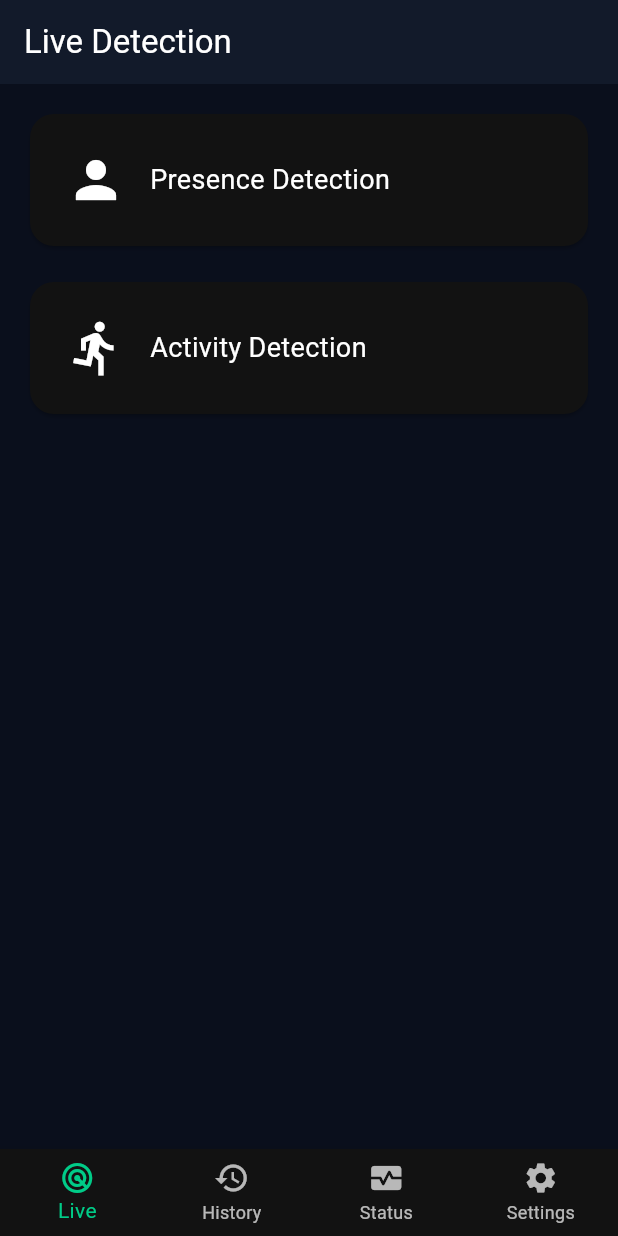
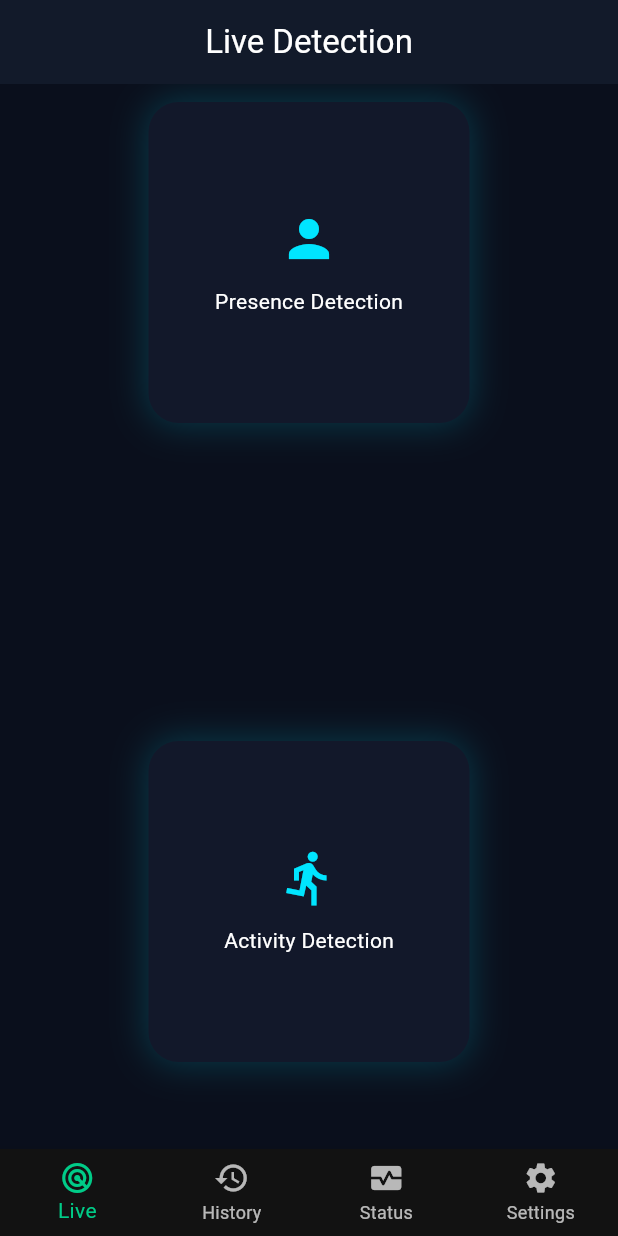
Before and after one commit to xeyynon/CSI-Sense, a Flutter app: the screen it shows after launch, on a phone screen of 412 x 824 dp. Run offline on Flutter 3.47's test engine with Material 3 defaults, Android fonts, the phone set to English and light mode, and no system bars; our stand-ins replace hive, hive_flutter; accounts and stored records are empty.

Commit message:
Updated Home Live Screen

```diff
--- a/lib/core/features/home/live_detection/screen/live_home_screen.dart
+++ b/lib/core/features/home/live_detection/screen/live_home_screen.dart
@@ -1,5 +1,7 @@
 import 'package:flutter/material.dart';
 
+import '../../widgets/grid_menu.dart';
+import '../../widgets/grid_menu_item.dart';
 import 'presence_detection_screen.dart';
 import 'activity_detection_screen.dart';
 
@@ -8,57 +10,32 @@ class LiveHomeScreen extends StatelessWidget {
 
   @override
   Widget build(BuildContext context) {
-    return Scaffold(
-      appBar: AppBar(title: const Text("Live Detection")),
-
-      body: Padding(
-        padding: const EdgeInsets.all(16),
-        child: Column(
-          children: [
-            _buildCard(
-              context,
+    final items = [
+      GridMenuItem(
         title: "Presence Detection",
         icon: Icons.person,
-              screen: const PresenceDetectionScreen(),
+        onTap: () {
+          Navigator.push(
+            context,
+            MaterialPageRoute(builder: (_) => const PresenceDetectionScreen()),
+          );
+        },
       ),
-
-            const SizedBox(height: 16),
-
-            _buildCard(
-              context,
+      GridMenuItem(
         title: "Activity Detection",
         icon: Icons.directions_run,
-              screen: const ActivityDetectionScreen(),
+        onTap: () {
+          Navigator.push(
+            context,
+            MaterialPageRoute(builder: (_) => const ActivityDetectionScreen()),
+          );
+        },
       ),
-          ],
-        ),
-      ),
-    );
-  }
+    ];
 
-  Widget _buildCard(
-    BuildContext context, {
-    required String title,
-    required IconData icon,
-    required Widget screen,
-  }) {
-    return GestureDetector(
-      onTap: () {
-        Navigator.push(context, MaterialPageRoute(builder: (_) => screen));
-      },
-      child: Card(
-        shape: RoundedRectangleBorder(borderRadius: BorderRadius.circular(16)),
-        child: Padding(
-          padding: const EdgeInsets.all(24),
-          child: Row(
-            children: [
-              Icon(icon, size: 40),
-              const SizedBox(width: 16),
-              Text(title, style: const TextStyle(fontSize: 18)),
-            ],
-          ),
-        ),
-      ),
+    return Scaffold(
+      appBar: AppBar(title: const Text("Live Detection"), centerTitle: true),
+      body: GridMenu(items: items), // ✅ reused grid
     );
   }
 }
--- a/lib/core/features/home/widgets/grid_menu.dart
+++ b/lib/core/features/home/widgets/grid_menu.dart
@@ -9,13 +9,16 @@ class GridMenu extends StatelessWidget {
 
   @override
   Widget build(BuildContext context) {
-    return GridView.builder(
-      padding: const EdgeInsets.all(16),
+    return Center(
+      child: SizedBox(
+        width: 250,
+        child: GridView.builder(
+          padding: const EdgeInsets.all(18),
           itemCount: items.length,
           gridDelegate: const SliverGridDelegateWithFixedCrossAxisCount(
-        crossAxisCount: 2,
-        mainAxisSpacing: 16,
-        crossAxisSpacing: 16,
+            crossAxisCount: 1,
+            mainAxisSpacing: 212,
+            crossAxisSpacing: 1,
             childAspectRatio: 1,
           ),
           itemBuilder: (context, index) {
@@ -27,6 +30,8 @@ class GridMenu extends StatelessWidget {
               onTap: item.onTap,
             );
           },
+        ),
+      ),
     );
   }
 }
--- a/lib/core/navigation/main_navigation_screen.dart
+++ b/lib/core/navigation/main_navigation_screen.dart
@@ -1,3 +1,4 @@
+import 'package:csi_sense/core/features/system_status/system_status_screen.dart';
 import 'package:flutter/material.dart';
 
 import '../features/home/live_detection/Screen/live_detection_screen.dart';
@@ -18,7 +19,7 @@ class _MainNavigationScreenState extends State<MainNavigationScreen> {
   final List<Widget> _screens = [
     const LiveHomeScreen(),
     const HistoryScreen(),
-    const Center(child: Text("System Status")), // placeholder
+    const SystemStatusScreen(), // placeholder
     const SettingsScreen(),
   ];
 
```
Also changed, not shown: lib/core/features/home/live_detection/screen/activity_detection_screen.dart (+15 -8 lines), lib/core/features/home/live_detection/screen/presence_detection_screen.dart (+15 -8 lines). Lines whose indentation alone changed are shown as unchanged.
